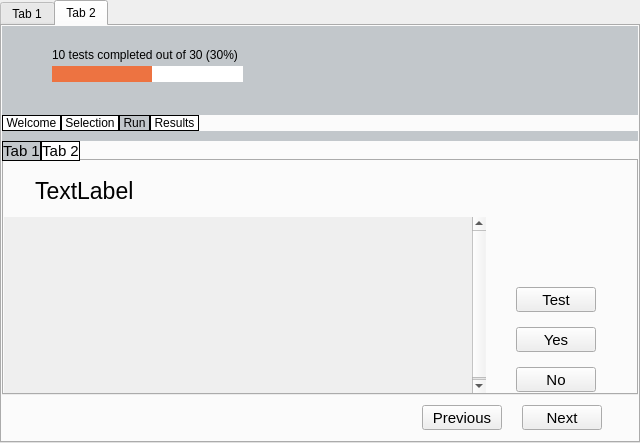
checkbox/checkbox, file qt/checkbox-qt.ui: the form before one commit.
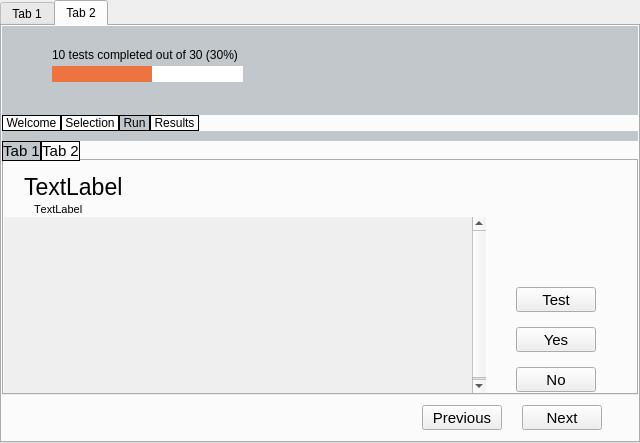
The form after the commit. The open tabs and pages were chosen to show the change.

Commit message: improve tests screen. fix tree view change some fonts and widget styles

What changed in the file:
```diff
--- a/qt/checkbox-qt.ui
+++ b/qt/checkbox-qt.ui
@@ -500,14 +500,15 @@
                        <widget class="QLabel" name="testTypeLabel">
                         <property name="geometry">
                          <rect>
-                          <x>31</x>
-                          <y>14</y>
+                          <x>20</x>
+                          <y>10</y>
                           <width>291</width>
                           <height>31</height>
                          </rect>
                         </property>
                         <property name="font">
                          <font>
+                          <family>Ubuntu</family>
                           <pointsize>17</pointsize>
                          </font>
                         </property>
@@ -515,6 +516,28 @@
                          <string>TextLabel</string>
                         </property>
                        </widget>
+                       <widget class="QLabel" name="purposeLabel">
+                        <property name="geometry">
+                         <rect>
+                          <x>30</x>
+                          <y>40</y>
+                          <width>571</width>
+                          <height>16</height>
+                         </rect>
+                        </property>
+                        <property name="font">
+                         <font>
+                          <family>Ubuntu</family>
+                          <pointsize>8</pointsize>
+                          <weight>50</weight>
+                          <bold>false</bold>
+                          <kerning>false</kerning>
+                         </font>
+                        </property>
+                        <property name="text">
+                         <string>TextLabel</string>
+                        </property>
+                       </widget>
                       </widget>
                      </item>
                      <item>
```
Left out of the diff: 26 changed lines with no effect on the pictures. The commit also changes 3 other files.
